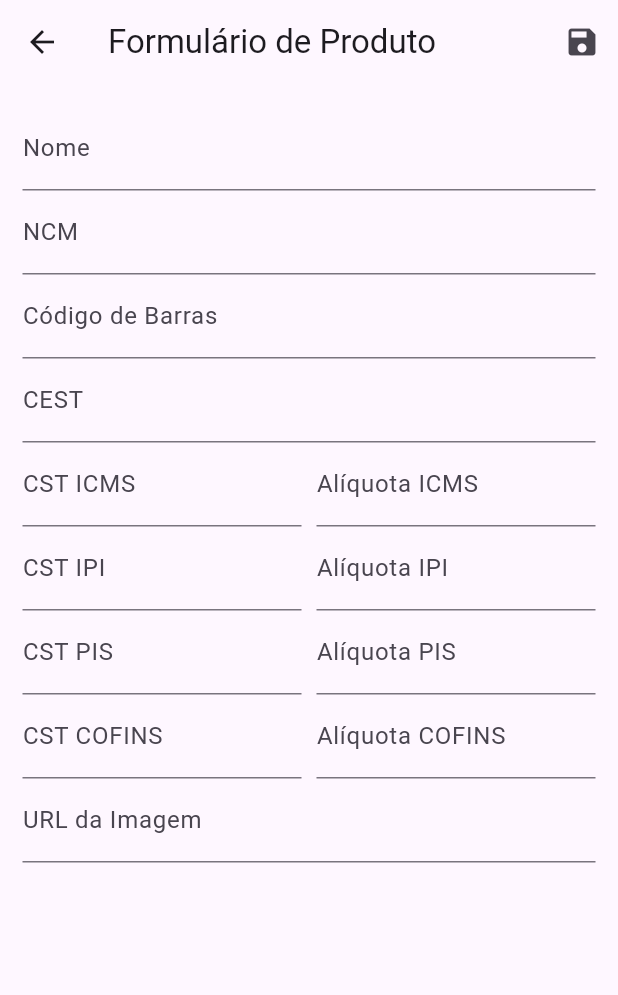
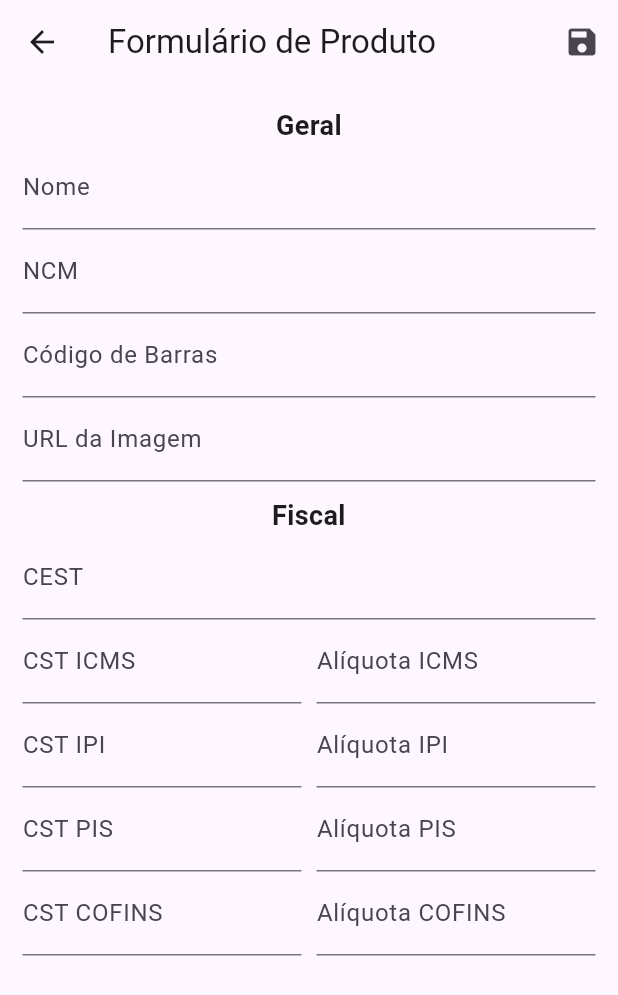
Before and after one commit to oJaciel/Tax-Keeper-App, a Flutter app: the ItemFormScreen screen opened by its route, on a phone screen of 412 x 824 dp. Shown: the top 995 px of the screen. Run offline on Flutter 3.47's test engine with Material 3 defaults, Android fonts, the phone set to English and light mode, and no system bars; network calls fail.

Commit message:
Modificação Formulário
Pequena modificação no formulário, para melhor organização dos campos e informações

```diff
--- a/lib/screens/item_form_screen.dart
+++ b/lib/screens/item_form_screen.dart
@@ -87,6 +87,12 @@ class _ItemFormScreenState extends State<ItemFormScreen> {
           key: _formKey,
           child: ListView(
             children: [
+              Text(
+                'Geral',
+                style: TextStyle(fontSize: 18, fontWeight: FontWeight.bold),
+                textAlign: TextAlign.center,
+              ),
+
               // Campo de Nome
               TextFormField(
                 initialValue: _formData['name']?.toString(),
@@ -113,6 +119,23 @@ class _ItemFormScreenState extends State<ItemFormScreen> {
                 onSaved:
                     (codigoBarras) =>
                         _formData['codigoBarras'] = codigoBarras ?? 'N/A',
+              ),
+
+              // Campo de URL da imagem
+              TextFormField(
+                initialValue: _formData['imageUrl']?.toString(),
+                decoration: InputDecoration(labelText: 'URL da Imagem'),
+                textInputAction: TextInputAction.done,
+                keyboardType: TextInputType.url,
+                onSaved:
+                    (imageUrl) => _formData['imageUrl'] = imageUrl ?? 'N/A',
+              ),
+
+              SizedBox(height: 10),
+              Text(
+                'Fiscal',
+                style: TextStyle(fontSize: 18, fontWeight: FontWeight.bold),
+                textAlign: TextAlign.center,
               ),
 
               // Campo de CEST
@@ -248,16 +271,6 @@ class _ItemFormScreenState extends State<ItemFormScreen> {
                   ),
                 ],
               ),
-
-              // Campo de URL da imagem
-              TextFormField(
-                initialValue: _formData['imageUrl']?.toString(),
-                decoration: InputDecoration(labelText: 'URL da Imagem'),
-                textInputAction: TextInputAction.done,
-                keyboardType: TextInputType.url,
-                onSaved:
-                    (imageUrl) => _formData['imageUrl'] = imageUrl ?? 'N/A',
-              ),
             ],
           ),
         ),
```
